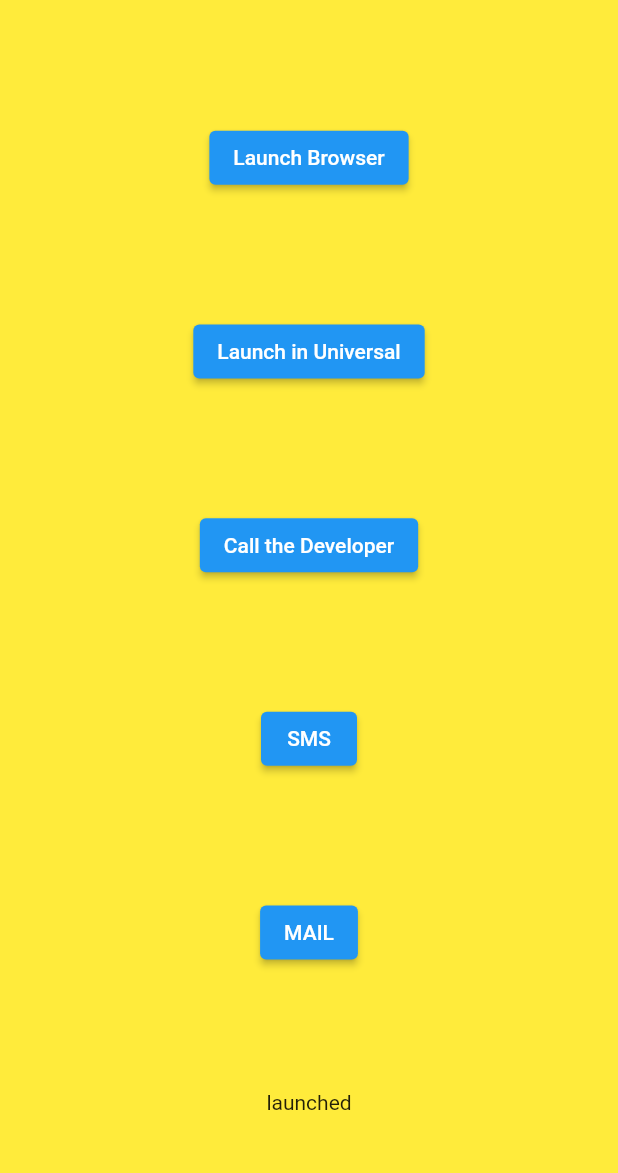
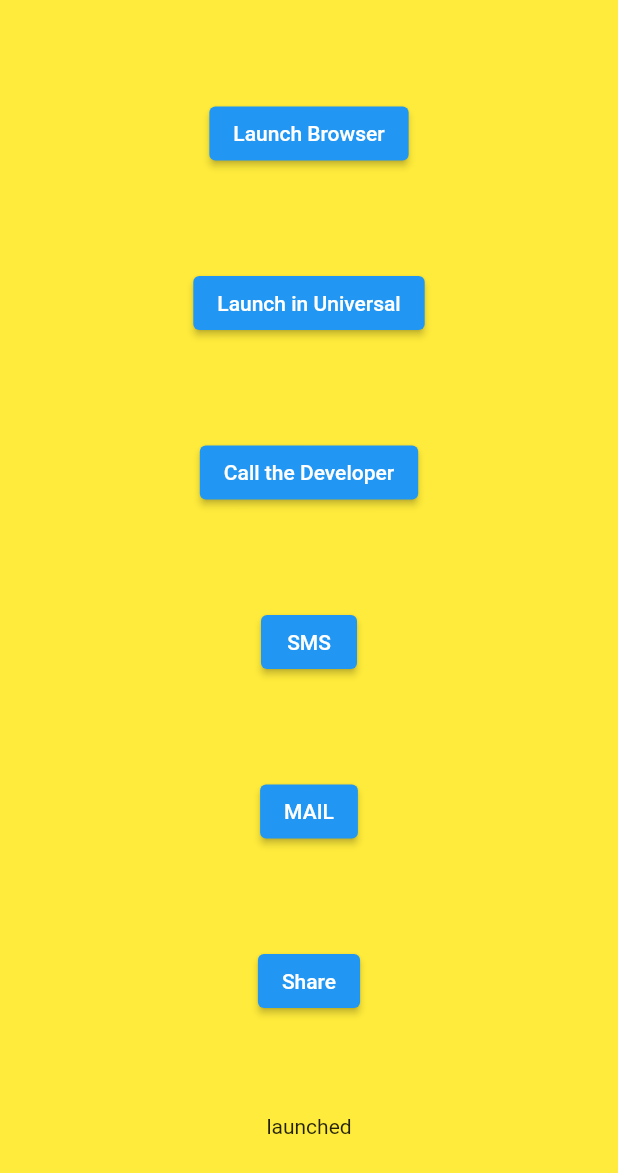
Before and after one commit to chowdhuryrahulc/Browser-PhoneLaunch, a Flutter app: the screen it shows after launch, on a phone screen of 412 x 824 dp. Shown: the top 1173 px of the screen. Run offline on Flutter 3.47's test engine with Material 2 defaults, Android fonts, the phone set to English and light mode, and no system bars; our stand-ins replace share.

Commit message:
Share implemented

```diff
--- a/browserlaunch/lib/MyHomepage.dart
+++ b/browserlaunch/lib/MyHomepage.dart
@@ -1,5 +1,6 @@
 import 'package:flutter/material.dart';
 import 'package:url_launcher/url_launcher.dart';
+import 'package:share/share.dart';
 
 class MyHomepage extends StatefulWidget {
   const MyHomepage({Key? key}) : super(key: key);
@@ -109,6 +110,12 @@ class _MyHomepageState extends State<MyHomepage> {
                       });
                     },
                     child: Text("MAIL")),
+                ElevatedButton(
+                    onPressed: () {
+                      Share.share(
+                          'Cheak out this free flashcards app! https://schools.app');
+                    },
+                    child: Text("Share")),
 
                 FutureBuilder(
                     future: C,
--- a/browserlaunch/pubspec.yaml
+++ b/browserlaunch/pubspec.yaml
@@ -29,7 +29,7 @@ dependencies:
   # Use with the CupertinoIcons class for iOS style icons.
   cupertino_icons: ^1.0.2
   url_launcher: ^6.0.9
-  # share: ^2.0.4
+  share: ^2.0.4
   # share_plus: ^3.0.4
 
 dev_dependencies:
```
Also changed, not shown: browserlaunch/pubspec.lock.
